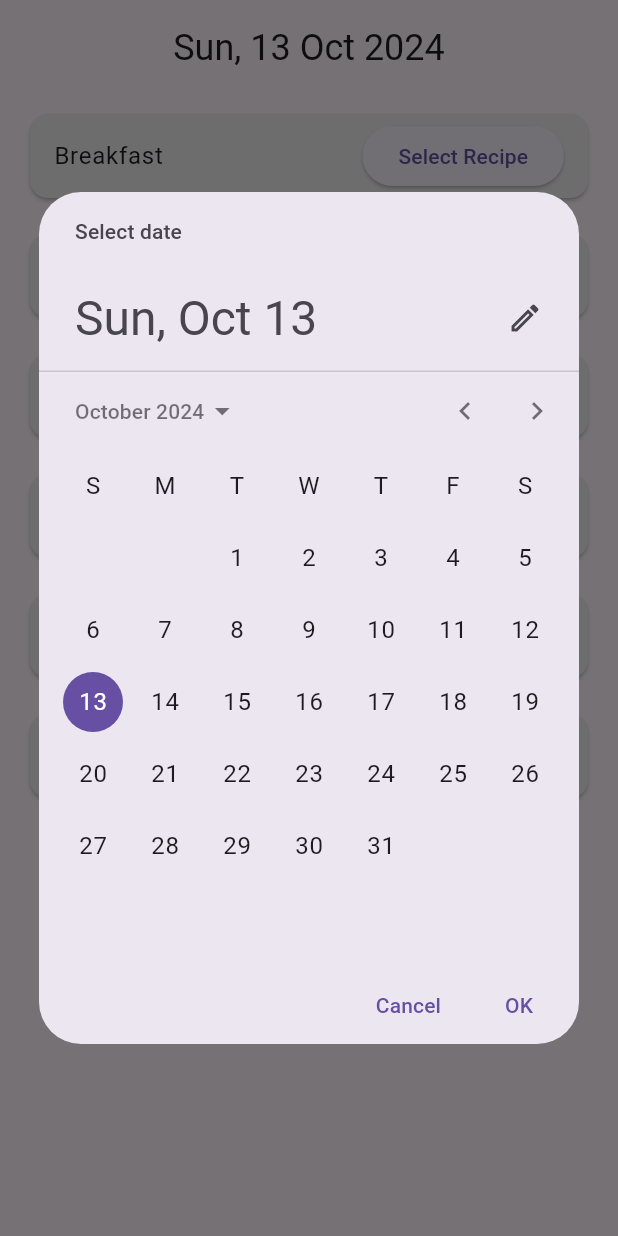
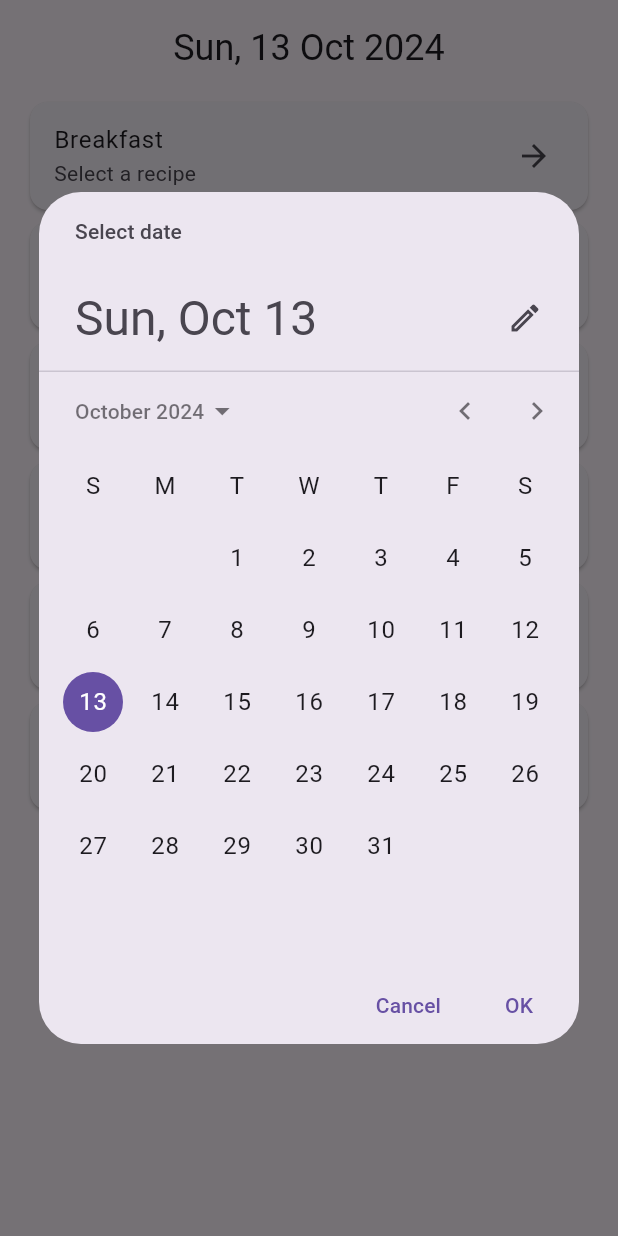
Before and after one commit to mathewdouglas/macromap, a Flutter app: the WeeklyPlanPage screen opened directly, after a tap on an icon or button, on a phone screen of 412 x 824 dp. Run offline on Flutter 3.47's test engine with Material 3 defaults, Android fonts, the phone set to English and light mode, and no system bars; our stand-ins replace image_picker, sqflite; accounts and stored records are empty.

Commit message:
Update Weekly Plan page to store selected recipes in database

```diff
--- a/lib/recipe_selection_page.dart
+++ b/lib/recipe_selection_page.dart
@@ -54,7 +54,7 @@ class _RecipeSelectionPageState extends State<RecipeSelectionPage> {
                   return ListTile(
                     title: Text(filteredRecipes[index]['title']),
                     onTap: () {
-                      Navigator.of(context).pop(filteredRecipes[index]);
+                      Navigator.of(context).pop(filteredRecipes[index]['title']);
                     },
                   );
                 },
--- a/lib/weekly_plan_page.dart
+++ b/lib/weekly_plan_page.dart
@@ -13,18 +13,45 @@ class WeeklyPlanPage extends StatefulWidget {
 class _WeeklyPlanPageState extends State<WeeklyPlanPage> {
   late String selectedDay;
   List<Map<String, dynamic>> _recipes = [];
+  Map<String, String> selectedRecipes = {
+    'Breakfast': 'Select a recipe',
+    'Snack 1': 'Select a recipe',
+    'Lunch': 'Select a recipe',
+    'Snack 2': 'Select a recipe',
+    'Dinner': 'Select a recipe',
+    'Extra': 'Select a recipe',
+  };
 
   @override
   void initState() {
     super.initState();
     selectedDay = DateFormat('EEE, d MMM yyyy').format(DateTime.now());
     _loadRecipes();
+    _loadSelectedRecipes();
   }
 
   Future<void> _loadRecipes() async {
     final recipes = await DatabaseHelper().getRecipes();
     setState(() {
       _recipes = recipes;
+    });
+  }
+
+  Future<void> _loadSelectedRecipes() async {
+    if (_recipes.isEmpty) {
+      await _loadRecipes();
+    }
+
+    final selectedRecipesMap = await DatabaseHelper().getSelectedRecipes(selectedDay);
+    setState(() {
+      selectedRecipes = {
+        'Breakfast': selectedRecipesMap['Breakfast'] != null ? _recipes.firstWhere((recipe) => recipe['id'] == selectedRecipesMap['Breakfast'])['title'] : 'Select a recipe',
+        'Snack 1': selectedRecipesMap['Snack 1'] != null ? _recipes.firstWhere((recipe) => recipe['id'] == selectedRecipesMap['Snack 1'])['title'] : 'Select a recipe',
+        'Lunch': selectedRecipesMap['Lunch'] != null ? _recipes.firstWhere((recipe) => recipe['id'] == selectedRecipesMap['Lunch'])['title'] : 'Select a recipe',
+        'Snack 2': selectedRecipesMap['Snack 2'] != null ? _recipes.firstWhere((recipe) => recipe['id'] == selectedRecipesMap['Snack 2'])['title'] : 'Select a recipe',
+        'Dinner': selectedRecipesMap['Dinner'] != null ? _recipes.firstWhere((recipe) => recipe['id'] == selectedRecipesMap['Dinner'])['title'] : 'Select a recipe',
+        'Extra': selectedRecipesMap['Extra'] != null ? _recipes.firstWhere((recipe) => recipe['id'] == selectedRecipesMap['Extra'])['title'] : 'Select a recipe',
+      };
     });
   }
 
@@ -38,6 +65,25 @@ class _WeeklyPlanPageState extends State<WeeklyPlanPage> {
     if (picked != null && picked != DateTime.now()) {
       setState(() {
         selectedDay = DateFormat('EEE, d MMM yyyy').format(picked);
+      });
+      await _loadSelectedRecipes();
+    }
+  }
+
+  void _selectRecipe(BuildContext context, String meal) async {
+    // Navigate to the recipe selection page and get the selected recipe
+    final selectedRecipe = await Navigator.push(
+      context,
+      MaterialPageRoute(
+        builder: (context) => RecipeSelectionPage(recipes: _recipes),
+      ),
+    );
+
+    if (selectedRecipe != null) {
+      final recipeId = _recipes.firstWhere((recipe) => recipe['title'] == selectedRecipe)['id'];
+      await DatabaseHelper().insertSelectedRecipe(selectedDay, meal, recipeId);
+      setState(() {
+        selectedRecipes[meal] = selectedRecipe;
       });
     }
   }
@@ -79,38 +125,13 @@ class _WeeklyPlanPageState extends State<WeeklyPlanPage> {
   }
 
   Widget _buildMealCard(BuildContext context, String meal) {
-    return Padding(
-      padding: const EdgeInsets.symmetric(vertical: 8.0),
-      child: Card(
-        color: Colors.grey[200],
-        child: Padding(
-          padding: const EdgeInsets.symmetric(vertical: 4.0, horizontal: 16.0),
-          child: Row(
-            mainAxisAlignment: MainAxisAlignment.spaceBetween,
-            children: [
-              Text(
-                meal,
-                style: Theme.of(context).textTheme.bodyLarge,
-                textAlign: TextAlign.left,
-              ),
-              ElevatedButton(
-                onPressed: () async {
-                  final selectedRecipe = await Navigator.push(
-                    context,
-                    MaterialPageRoute(
-                      builder: (context) => RecipeSelectionPage(recipes: _recipes),
-                    ),
-                  );
-                  if (selectedRecipe != null) {
-                    // Handle the selected recipe
-                    print('Selected Recipe: ${selectedRecipe['name']}');
-                  }
-                },
-                child: Text('Select Recipe'),
-              ),
-            ],
-          ),
-        ),
+    final selectedRecipe = selectedRecipes[meal] ?? 'Select a recipe';
+    return Card(
+      child: ListTile(
+        title: Text(meal),
+        subtitle: Text(selectedRecipe),
+        trailing: Icon(Icons.arrow_forward),
+        onTap: () => _selectRecipe(context, meal),
       ),
     );
   }
```
Also changed, not shown: lib/database_helper.dart (+40 -11 lines), lib/home_page.dart (+5 -5 lines).
